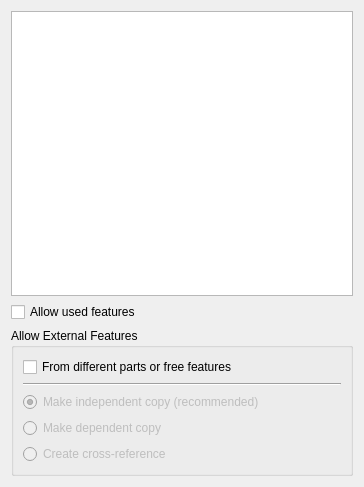
Qt form src/Mod/PartDesign/Gui/TaskFeaturePick.ui (wsteffe/FreeCAD) before a commit.
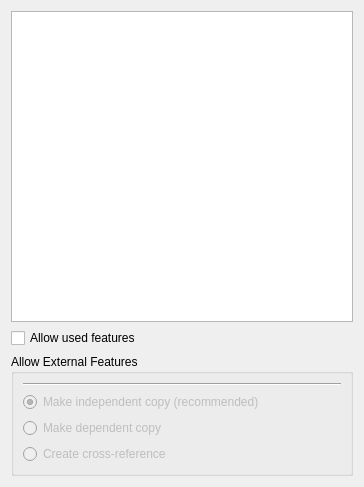
The same form after that commit.

Commit message: Allowing cross part references

```diff
--- a/src/Mod/PartDesign/Gui/TaskFeaturePick.ui
+++ b/src/Mod/PartDesign/Gui/TaskFeaturePick.ui
@@ -36,13 +36,6 @@
       <bool>false</bool>
      </property>
      <layout class="QVBoxLayout" name="verticalLayout_2">
-      <item>
-       <widget class="QCheckBox" name="checkOtherPart">
-        <property name="text">
-         <string>From different parts or free features</string>
-        </property>
-       </widget>
-      </item>
       <item>
        <widget class="Line" name="line">
         <property name="orientation">
```
The commit also changes 6 other files.
